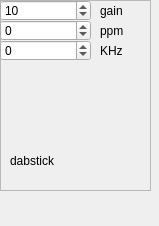
Before: the Qt Designer form src/input/dabstick-osmo/dabstick-widget.ui in AlbrechtL/sdr-j-dab, drawn with Qt 5.
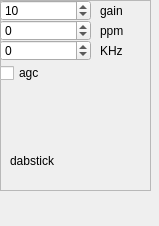
After: the same form once the commit is applied.

Commit message: Added auto gain to dabstick-osmo and enabled it by default

The edit to the form file:
```diff
--- a/src/input/dabstick-osmo/dabstick-widget.ui
+++ b/src/input/dabstick-osmo/dabstick-widget.ui
@@ -128,6 +128,22 @@
      <string>gain</string>
     </property>
    </widget>
+   <widget class="QCheckBox" name="checkAgc">
+    <property name="geometry">
+     <rect>
+      <x>0</x>
+      <y>60</y>
+      <width>51</width>
+      <height>26</height>
+     </rect>
+    </property>
+    <property name="text">
+     <string>agc</string>
+    </property>
+    <property name="checked">
+     <bool>false</bool>
+    </property>
+   </widget>
   </widget>
  </widget>
  <resources/>
```
The commit also changes 2 other files.
